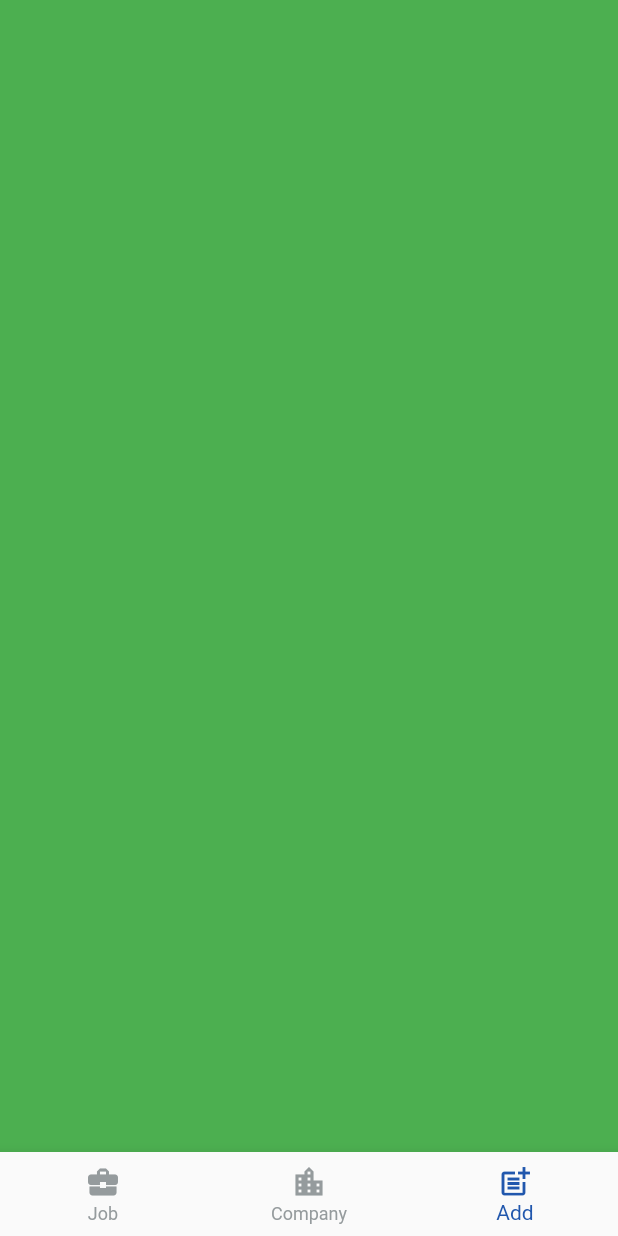
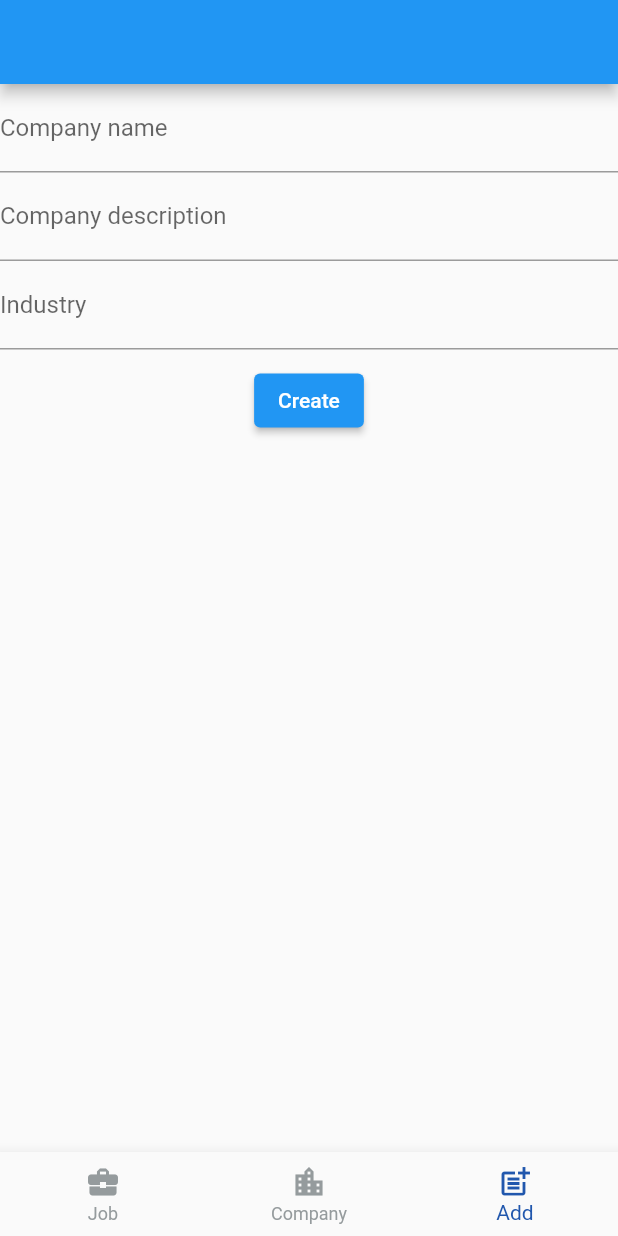
Before and after one commit to NataliyaKoval/job_search, a Flutter app: the screen it shows after launch, item 3 of the bottom bar chosen, on a phone screen of 412 x 824 dp. Run offline on Flutter 3.47's test engine with Material 2 defaults, Android fonts, the phone set to English and light mode, and no system bars; our stand-ins replace dio, flutter_bloc, retrofit; generated files the repository leaves out were written again; network calls fail.

Commit message:
Create Add Company screen

```diff
--- a/lib/data/datasources/api_client.dart
+++ b/lib/data/datasources/api_client.dart
@@ -1,6 +1,8 @@
 import 'package:dio/dio.dart';
 import 'package:job_search/data/entity/companies_response_entity.dart';
 import 'package:job_search/data/entity/company_jobs_response_entity.dart';
+import 'package:job_search/data/entity/company_request_body_entity.dart';
+import 'package:job_search/data/entity/create_company_response_entity.dart';
 import 'package:job_search/data/entity/jobs_response_entity.dart';
 import 'package:retrofit/retrofit.dart';
 
@@ -20,4 +22,8 @@ abstract class ApiClient {
   @GET('/companies/{company_id}/jobs/')
   Future<CompanyJobsResponseEntity> getCompanyJobs(
       @Path("company_id") String id);
+
+  @POST('/companies')
+  Future<CreateCompanyResponseEntity> createCompany(
+      @Body() CompanyRequestBodyEntity company);
 }
--- /dev/null
+++ b/lib/data/entity/company_request_body_entity.dart
@@ -0,0 +1,28 @@
+import 'package:job_search/domain/models/company_request_body.dart';
+import 'package:json_annotation/json_annotation.dart';
+
+part 'company_request_body_entity.g.dart';
+
+@JsonSerializable()
+class CompanyRequestBodyEntity implements CompanyRequestBody {
+  const CompanyRequestBodyEntity({
+    required this.name,
+    required this.description,
+    required this.industry,
+  });
+
+  factory CompanyRequestBodyEntity.fromJson(Map<String, dynamic> json) => _$CompanyRequestBodyEntityFromJson(json);
+  Map<String, dynamic> toJson() => _$CompanyRequestBodyEntityToJson(this);
+
+  @override
+  @JsonKey(name: 'name')
+  final String name;
+
+  @override
+  @JsonKey(name: 'description')
+  final String description;
+
+  @override
+  @JsonKey(name: 'industry')
+  final String industry;
+}
--- /dev/null
+++ b/lib/data/entity/create_company_response_entity.dart
@@ -0,0 +1,15 @@
+import 'package:json_annotation/json_annotation.dart';
+
+part 'create_company_response_entity.g.dart';
+
+@JsonSerializable()
+class CreateCompanyResponseEntity {
+  const CreateCompanyResponseEntity({
+    required this.id,
+  });
+
+  factory CreateCompanyResponseEntity.fromJson(Map<String, dynamic> json) => _$CreateCompanyResponseEntityFromJson(json);
+  Map<String, dynamic> toJson() => _$CreateCompanyResponseEntityToJson(this);
+
+  final int id;
+}
--- a/lib/data/entity/jobs_response_entity.dart
+++ b/lib/data/entity/jobs_response_entity.dart
@@ -12,7 +12,6 @@ class JobsResponseEntity {
 
   Map<String, dynamic> toJson() => _$JobsResponseEntityToJson(this);
 
-  @override
   @JsonKey(name: 'result')
   final List<JobEntity> result;
 }
--- a/lib/data/repository/companies_repository_impl.dart
+++ b/lib/data/repository/companies_repository_impl.dart
@@ -1,5 +1,7 @@
 import 'package:job_search/data/datasources/api_client.dart';
 import 'package:job_search/data/entity/companies_response_entity.dart';
+import 'package:job_search/data/entity/company_request_body_entity.dart';
+import 'package:job_search/data/entity/create_company_response_entity.dart';
 import 'package:job_search/domain/models/company.dart';
 import 'package:job_search/domain/repository/companies_repository.dart';
 
@@ -13,4 +15,9 @@ class CompaniesRepositoryImpl implements CompaniesRepository {
     final CompaniesResponseEntity result = await apiClient.getCompanies();
     return result.result;
   }
+
+  @override
+  Future<CreateCompanyResponseEntity> createCompany(CompanyRequestBodyEntity company) {
+    return apiClient.createCompany(company);
+  }
 }
--- /dev/null
+++ b/lib/domain/models/company_request_body.dart
@@ -0,0 +1,11 @@
+class CompanyRequestBody {
+  const CompanyRequestBody({
+    required this.name,
+    required this.description,
+    required this.industry,
+  });
+
+  final String name;
+  final String description;
+  final String industry;
+}
--- a/lib/domain/repository/companies_repository.dart
+++ b/lib/domain/repository/companies_repository.dart
@@ -1,5 +1,10 @@
+import 'package:job_search/data/entity/company_request_body_entity.dart';
+import 'package:job_search/data/entity/create_company_response_entity.dart';
 import 'package:job_search/domain/models/company.dart';
 
 abstract class CompaniesRepository {
   Future<List<Company>> getCompanies();
+
+  Future<CreateCompanyResponseEntity> createCompany(
+      CompanyRequestBodyEntity company);
 }
--- /dev/null
+++ b/lib/presentation/add_company_screen/bloc/add_company_screen_cubit.dart
@@ -0,0 +1,28 @@
+import 'package:flutter/material.dart';
+import 'package:flutter_bloc/flutter_bloc.dart';
+import 'package:job_search/data/entity/company_request_body_entity.dart';
+import 'package:job_search/presentation/add_company_screen/usecase/create_company_usecase.dart';
+
+part 'add_company_screen_state.dart';
+
+class AddCompanyScreenCubit extends Cubit<AddCompanyScreenState> {
+  AddCompanyScreenCubit({required this.createCompanyUsecase})
+      : super(AddCompanyScreenInitial());
+
+  final CreateCompanyUsecase createCompanyUsecase;
+
+  Future<void> createCompany({
+    required String name,
+    required String description,
+    required String industry,
+  }) async {
+    try {
+      final CompanyRequestBodyEntity companyRequestBodyEntity =
+          CompanyRequestBodyEntity(
+              name: name, description: description, industry: industry);
+      await createCompanyUsecase.call(companyRequestBodyEntity);
+    } catch (e) {
+      emit(AddCompanyScreenError(e.toString()));
+    }
+  }
+}
--- /dev/null
+++ b/lib/presentation/add_company_screen/bloc/add_company_screen_state.dart
@@ -0,0 +1,12 @@
+part of 'add_company_screen_cubit.dart';
+
+@immutable
+abstract class AddCompanyScreenState {}
+
+class AddCompanyScreenInitial extends AddCompanyScreenState {}
+
+class AddCompanyScreenError extends AddCompanyScreenState {
+  AddCompanyScreenError(this.errorMessage);
+
+  final String errorMessage;
+}
--- /dev/null
+++ b/lib/presentation/add_company_screen/usecase/create_company_usecase.dart
@@ -0,0 +1,18 @@
+import 'package:job_search/data/entity/company_request_body_entity.dart';
+import 'package:job_search/data/entity/create_company_response_entity.dart';
+import 'package:job_search/domain/repository/companies_repository.dart';
+import 'package:job_search/domain/usecase/usecase.dart';
+
+class CreateCompanyUsecase
+    extends UseCase<CreateCompanyResponseEntity, CompanyRequestBodyEntity> {
+  CreateCompanyUsecase({
+    required this.repository,
+  });
+
+  final CompaniesRepository repository;
+
+  @override
+  Future<CreateCompanyResponseEntity> call(CompanyRequestBodyEntity params) {
+    return repository.createCompany(params);
+  }
+}
--- /dev/null
+++ b/lib/presentation/add_company_screen/widget/add_company_screen.dart
@@ -0,0 +1,97 @@
+import 'package:flutter/material.dart';
+import 'package:flutter_bloc/flutter_bloc.dart';
+import 'package:job_search/domain/repository/companies_repository.dart';
+import 'package:job_search/presentation/add_company_screen/bloc/add_company_screen_cubit.dart';
+import 'package:job_search/presentation/add_company_screen/usecase/create_company_usecase.dart';
+//import 'package:provider/provider.dart';
+
+class AddCompanyScreen extends StatefulWidget {
+  const AddCompanyScreen({Key? key}) : super(key: key);
+
+  @override
+  State<AddCompanyScreen> createState() => _AddCompanyScreenState();
+}
+
+class _AddCompanyScreenState extends State<AddCompanyScreen> {
+  final _companyNameController = TextEditingController();
+  final _companyDescriptionController = TextEditingController();
+  final _companyIndustryController = TextEditingController();
+
+  @override
+  void dispose() {
+    _companyNameController.dispose();
+    _companyDescriptionController.dispose();
+    _companyIndustryController.dispose();
+    super.dispose();
+  }
+
+  @override
+  Widget build(BuildContext context) {
+    return BlocProvider(
+      create: (context) => AddCompanyScreenCubit(
+        createCompanyUsecase: CreateCompanyUsecase(
+          repository: context.read<CompaniesRepository>(),
+        ),
+      ),
+      child: Builder(
+        builder: (context) {
+          return Scaffold(
+            appBar: AppBar(),
+            body: Form(
+              child: Column(
+                children: [
+                  TextFormField(
+                    controller: _companyNameController,
+                    decoration: const InputDecoration(labelText: 'Company name'),
+                    //TODO: move validator to utils, provider
+                    validator: (value) {
+                      if (value == null || value.isEmpty) {
+                        return 'Please enter company name';
+                      }
+                      return null;
+                    },
+                  ),
+                  TextFormField(
+                    controller: _companyDescriptionController,
+                    decoration:
+                        const InputDecoration(labelText: 'Company description'),
+                    validator: (value) {
+                      if (value == null || value.isEmpty) {
+                        return 'Please enter company description';
+                      }
+                      return null;
+                    },
+                  ),
+                  TextFormField(
+                    controller: _companyIndustryController,
+                    decoration: const InputDecoration(labelText: 'Industry'),
+                    validator: (value) {
+                      if (value == null || value.isEmpty) {
+                        return 'Please enter industry';
+                      }
+                      return null;
+                    },
+                  ),
+                  const SizedBox(height: 10,),
+                  ElevatedButton(
+                    onPressed: () {
+                      context.read<AddCompanyScreenCubit>().createCompany(
+                        name: _companyNameController.text,
+                        description: _companyDescriptionController.text,
+                        industry: _companyIndustryController.text,
+                      );
+                      _companyNameController.text = '';
+                      _companyDescriptionController.text = '';
+                      _companyIndustryController.text = '';
+                    },
+                    child: const Text('Create'),
+                  ),
+                ],
+              ),
+            ),
+          );
+        }
+      ),
+    );
+  }
+}
--- a/lib/presentation/home_screen/widget/home_screen.dart
+++ b/lib/presentation/home_screen/widget/home_screen.dart
@@ -1,4 +1,5 @@
 import 'package:flutter/material.dart';
+import 'package:job_search/presentation/add_company_screen/widget/add_company_screen.dart';
 import 'package:job_search/presentation/companies_screen/widget/companies_screen.dart';
 import 'package:job_search/presentation/jobs_screen/widget/jobs_screen.dart';
 
@@ -14,7 +15,7 @@ class _HomeScreenState extends State<HomeScreen> {
   static final List<Widget> _widgetOptions = <Widget>[
     const JobsScreen(title: 'Jobs',),
     const CompaniesScreen(title: 'Companies',),
-    Container(color: Colors.green,),
+    const AddCompanyScreen(),
   ];
 
   @override
```
Also changed, not shown: lib/data/datasources/api_client.g.dart, lib/data/entity/company_request_body_entity.g.dart (added), lib/data/entity/create_company_response_entity.g.dart (added).
